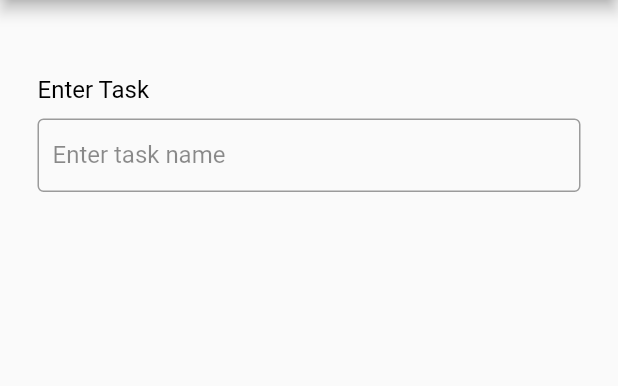
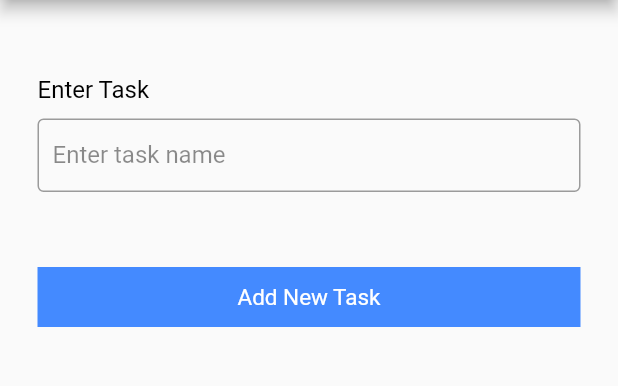
Before and after one commit to DevSynthx/Graphql_Todo, a Flutter app: the screen it shows after launch, on a phone screen of 412 x 824 dp, the part 84-470 px from its top. Run offline on Flutter 3.47's test engine with Material 2 defaults, Android fonts, the light colour scheme and no system bars; our stand-ins replace graphql_flutter, logger.

Commit message:
implemented add task

```diff
--- /dev/null
+++ b/lib/constant/constants.dart
@@ -0,0 +1,3 @@
+class Constants {
+  static const url = "https://wisdommatt-graphql-todolist.herokuapp.com/query";
+}
--- a/lib/main.dart
+++ b/lib/main.dart
@@ -1,7 +1,11 @@
 import 'package:flutter/material.dart';
+import 'package:graphql_flutter/graphql_flutter.dart';
+import 'package:graphql_todo/providers/add_task_provider.dart';
 import 'package:graphql_todo/todo_page.dart';
+import 'package:provider/provider.dart';
 
-void main() {
+void main() async {
+  await initHiveForFlutter();
   runApp(const MyApp());
 }
 
@@ -11,11 +15,14 @@ class MyApp extends StatelessWidget {
   // This widget is the root of your application.
   @override
   Widget build(BuildContext context) {
-    return MaterialApp(
-        title: 'Flutter Demo',
-        theme: ThemeData(
-          primarySwatch: Colors.blue,
-        ),
-        home: const TodoPage());
+    return MultiProvider(
+      providers: [ChangeNotifierProvider(create: (_) => AddTaskprovider())],
+      child: MaterialApp(
+          title: 'Flutter Demo',
+          theme: ThemeData(
+            primarySwatch: Colors.blue,
+          ),
+          home: const TodoPage()),
+    );
   }
 }
--- /dev/null
+++ b/lib/providers/add_task_provider.dart
@@ -0,0 +1,51 @@
+import 'package:flutter/foundation.dart';
+import 'package:graphql_flutter/graphql_flutter.dart';
+import 'package:graphql_todo/schema/add_task_schema.dart';
+import 'package:graphql_todo/schema/endpoint.dart';
+import 'package:logger/logger.dart';
+
+class AddTaskprovider extends ChangeNotifier {
+  String _response = "";
+  bool _status = false;
+
+  String get getResponse => _response;
+  bool get getStatus => _status;
+
+  final Endpoint _endpoint = Endpoint();
+  var logger = Logger();
+
+  void addTask({String? task, String? status}) async {
+    _status = true;
+    _response = 'please wait...';
+    notifyListeners();
+
+    ValueNotifier<GraphQLClient> _client = _endpoint.getClient();
+
+    final result = await _client.value.mutate(MutationOptions(
+        document: gql(AddTaskSchema.addTaskJson),
+        variables: {"task": task, "status": status}));
+
+    if (result.hasException) {
+      print(result.exception);
+      logger.w(result.exception);
+      _status = false;
+
+      if (result.exception!.graphqlErrors.isEmpty) {
+        _response = 'Make sure you have a stable internet connection';
+      } else {
+        _response = result.exception!.graphqlErrors[0].message.toString();
+      }
+      notifyListeners();
+    } else {
+      _status = false;
+      _response = " Task was Added";
+      logger.d(result.data);
+      notifyListeners();
+    }
+  }
+
+  void clearResponse() {
+    _response = '';
+    notifyListeners();
+  }
+}
--- /dev/null
+++ b/lib/schema/add_task_schema.dart
@@ -0,0 +1,15 @@
+class AddTaskSchema {
+  static String addTaskJson = """
+
+mutation(\$task: String!, \$status: String!){
+  createTodo(input : {task: \$task, status: \$status}){
+    id
+    status
+    task
+  }
+}
+
+
+
+""";
+}
--- a/lib/todo_page.dart
+++ b/lib/todo_page.dart
@@ -1,6 +1,8 @@
 import 'package:flutter/material.dart';
+import 'package:graphql_todo/providers/add_task_provider.dart';
 import 'package:graphql_todo/widget/textform_widget.dart';
 import 'package:graphql_todo/widget/validator.dart';
+import 'package:provider/provider.dart';
 
 class TodoPage extends StatefulWidget {
   const TodoPage({Key? key}) : super(key: key);
@@ -10,9 +12,13 @@ class TodoPage extends StatefulWidget {
 }
 
 class _TodoPageState extends State<TodoPage> {
+  final _formKey = GlobalKey<FormState>();
+  final taskText = TextEditingController();
+
   @override
   Widget build(BuildContext context) {
-    final task = TextEditingController();
+    final controller = context.watch<AddTaskprovider>();
+
     return Scaffold(
       appBar: AppBar(
         title: const Text('Graphql Todo list'),
@@ -25,18 +31,63 @@ class _TodoPageState extends State<TodoPage> {
             const SizedBox(
               height: 50,
             ),
-            const Text(
-              'Enter Task',
-              style: TextStyle(fontSize: 16, color: Colors.black),
+            Text(
+              controller.getStatus ? 'Loading...' : 'Enter Task',
+              style: const TextStyle(fontSize: 16, color: Colors.black),
             ),
             const SizedBox(
               height: 10,
             ),
-            TextFormInput(
-                controller: task,
-                labelText: 'Enter task name',
-                validator: (value) => validateTask(value),
-                obscureText: false)
+            Form(
+              key: _formKey,
+              child: TextFormInput(
+                  controller: taskText,
+                  labelText: 'Enter task name',
+                  autovalidateMode: controller.getStatus
+                      ? AutovalidateMode.onUserInteraction
+                      : AutovalidateMode.disabled,
+                  validator: (value) => validateTask(value),
+                  obscureText: false),
+            ),
+            const SizedBox(
+              height: 50,
+            ),
+            Consumer<AddTaskprovider>(builder: (context, task, child) {
+              WidgetsBinding.instance!.addPostFrameCallback((timeStamp) {
+                if (task.getResponse != '') {
+                  ScaffoldMessenger.of(context)
+                      .showSnackBar(SnackBar(content: Text(task.getResponse)));
+
+                  task.clearResponse();
+                }
+              });
+              return task.getStatus
+                  ? const Center(
+                      child: SizedBox(
+                        height: 25,
+                        width: 25,
+                        child: CircularProgressIndicator(),
+                      ),
+                    )
+                  : InkWell(
+                      onTap: (() {
+                        if (_formKey.currentState!.validate()) {
+                          task.addTask(task: taskText.text, status: 'Active');
+                        }
+                      }),
+                      child: Container(
+                        width: MediaQuery.of(context).size.width,
+                        height: 40,
+                        color: Colors.blueAccent,
+                        child: const Center(
+                          child: Text(
+                            'Add New Task',
+                            style: TextStyle(fontSize: 15, color: Colors.white),
+                          ),
+                        ),
+                      ),
+                    );
+            })
           ],
         ),
       ),
```
Also changed, not shown: lib/schema/endpoint.dart (added, +14 -0 lines), pubspec.yaml (+8 -0 lines), lib/viewmodel/vm_controller.dart (added), pubspec.lock, 3 other files.
